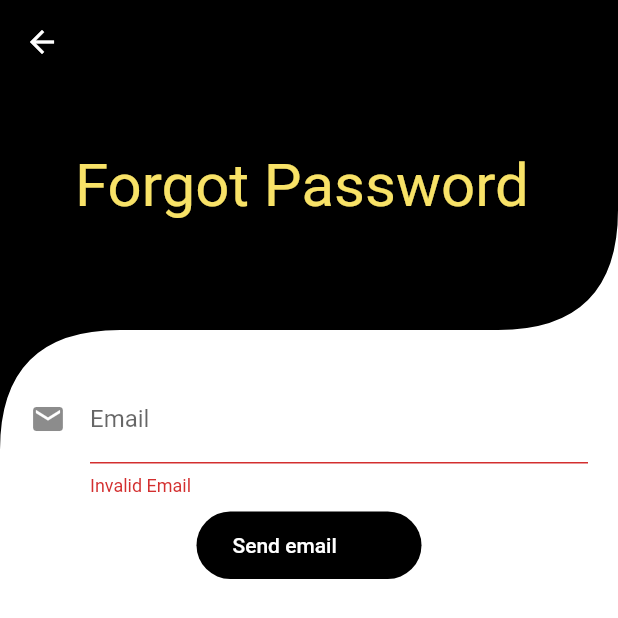
After one commit to debruin09/we-track, a Flutter app: the screen it shows after launch, after a tap on "Forgot Password?", on a phone screen of 412 x 824 dp. The commit adds this screen. Shown: the top 618 px of the screen. Run offline on Flutter 3.47's test engine with Material 2 defaults, Android fonts, the phone set to English and light mode, and no system bars; our stand-ins replace bloc, cloud_firestore, equatable, firebase_auth, flutter_bloc, flutter_local_notifications and 1 more; accounts and stored records are empty.

Commit message:
added reset password & driver code

```diff
--- /dev/null
+++ b/lib/blocs/forgotPasswordBloc/forgotpassword_bloc.dart
@@ -0,0 +1,37 @@
+import 'dart:async';
+
+import 'package:bloc/bloc.dart';
+import 'package:equatable/equatable.dart';
+import 'package:we_track/repositories/user_repository.dart';
+
+part 'forgotpassword_event.dart';
+part 'forgotpassword_state.dart';
+
+class ForgotpasswordBloc
+    extends Bloc<ForgotpasswordEvent, ForgotpasswordState> {
+  final UserRepository _userRepository;
+
+  ForgotpasswordBloc({UserRepository userRepository})
+      : _userRepository = userRepository,
+        super(ForgotpasswordInitial());
+
+  @override
+  Stream<ForgotpasswordState> mapEventToState(
+    ForgotpasswordEvent event,
+  ) async* {
+    if (event is ForgotPasswordPressed) {
+      yield* _mapForgotPasswordPressedToState(email: event.email);
+    }
+  }
+
+  Stream<ForgotpasswordState> _mapForgotPasswordPressedToState(
+      {String email}) async* {
+    yield LoadingForgotPasswordState();
+    try {
+      await _userRepository.resetPassword(email);
+      yield ForgotPasswordSuccess();
+    } catch (e) {
+      yield ForgotPasswordFailure(message: e.toString());
+    }
+  }
+}
--- /dev/null
+++ b/lib/blocs/forgotPasswordBloc/forgotpassword_event.dart
@@ -0,0 +1,17 @@
+part of 'forgotpassword_bloc.dart';
+
+abstract class ForgotpasswordEvent extends Equatable {
+  const ForgotpasswordEvent();
+
+  @override
+  List<Object> get props => [];
+}
+
+class ForgotPasswordPressed extends ForgotpasswordEvent {
+  final String email;
+
+  ForgotPasswordPressed({this.email});
+
+  @override
+  List<Object> get props => [email];
+}
--- /dev/null
+++ b/lib/blocs/forgotPasswordBloc/forgotpassword_state.dart
@@ -0,0 +1,20 @@
+part of 'forgotpassword_bloc.dart';
+
+abstract class ForgotpasswordState extends Equatable {
+  const ForgotpasswordState();
+
+  @override
+  List<Object> get props => [];
+}
+
+class ForgotpasswordInitial extends ForgotpasswordState {}
+
+class LoadingForgotPasswordState extends ForgotpasswordState {}
+
+class ForgotPasswordSuccess extends ForgotpasswordState {}
+
+class ForgotPasswordFailure extends ForgotpasswordState {
+  final String message;
+
+  ForgotPasswordFailure({this.message});
+}
--- a/lib/main.dart
+++ b/lib/main.dart
@@ -19,6 +19,7 @@ void main() {
 
   /// This is the dependancy injection locator that needs to be set up
   setupLocator();
+
 
   ///This will start the app]
   ///When the app starts it will call the authentication bloc which will add the authentication started event
--- a/lib/models/user.dart
+++ b/lib/models/user.dart
@@ -28,7 +28,7 @@ class User {
 
   @override
   String toString() {
-    return 'User(email: $email, password: $password, username: $username, uid: $uid, route: $route, type: $type)';
+    return 'User(email: $email, password: $password, username: $username, uid: $uid, route: $route, type: $type,)';
   }
 
   factory User.fromMap(Map<String, dynamic> map) {
--- a/lib/repositories/firestore_service.dart
+++ b/lib/repositories/firestore_service.dart
@@ -69,7 +69,6 @@ class FirestoreService {
 
   /// When a user is created in the database
   /// all this does is fetch that users data from that database
-  @override
   Future getUser(String uid) async {
     try {
       final userData = await userCollection.document(uid).get();
--- a/lib/repositories/user_repository.dart
+++ b/lib/repositories/user_repository.dart
@@ -38,6 +38,11 @@ class UserRepository {
     );
   }
 
+  /// Reset the users password by sending a email to the email
+  Future<void> resetPassword(String email) async {
+    await _firebaseAuth.sendPasswordResetEmail(email: email);
+  }
+
   /// This will log the user out
   Future<void> signOut() async {
     return Future.wait([_firebaseAuth.signOut()]);
--- /dev/null
+++ b/lib/screens/forgot_password_screen.dart
@@ -0,0 +1,132 @@
+import 'package:flutter/material.dart';
+import 'package:flutter_bloc/flutter_bloc.dart';
+import 'package:we_track/blocs/forgotPasswordBloc/forgotpassword_bloc.dart';
+import 'package:we_track/blocs/login_bloc/login_bloc.dart';
+import 'package:we_track/blocs/login_bloc/login_event.dart';
+import 'package:we_track/blocs/login_bloc/login_state.dart';
+import 'package:we_track/repositories/user_repository.dart';
+import 'package:we_track/screens/login/login_screen.dart';
+import 'package:we_track/shared/themes.dart/themes.dart';
+import 'package:we_track/utils/validators.dart';
+import 'package:we_track/widgets/curved_widget.dart';
+import 'package:we_track/widgets/gradient_button.dart';
+
+class ForgotPasswordScreen extends StatelessWidget {
+  final UserRepository _userRepository;
+
+  const ForgotPasswordScreen({Key key, UserRepository userRepository})
+      : _userRepository = userRepository,
+        super(key: key);
+
+  @override
+  Widget build(BuildContext context) {
+    return Scaffold(
+      extendBodyBehindAppBar: true,
+      appBar: AppBar(
+        elevation: 0,
+        backgroundColor: Colors.transparent,
+      ),
+      body: BlocProvider<ForgotpasswordBloc>(
+        create: (context) =>
+            ForgotpasswordBloc(userRepository: _userRepository),
+        child: Container(
+          height: double.infinity,
+          decoration: BoxDecoration(
+            color: tertiaryColor,
+          ),
+          child: SingleChildScrollView(
+            child: Stack(
+              children: <Widget>[
+                CurvedWidget(
+                  child: Container(
+                    padding: const EdgeInsets.only(top: 100, left: 50),
+                    width: double.infinity,
+                    height: 300,
+                    decoration: BoxDecoration(
+                      color: secondaryColor,
+                    ),
+                    child: Text(
+                      'Forgot Password',
+                      style: TextStyle(fontSize: 40, color: primaryColor),
+                    ),
+                  ),
+                ),
+                Container(
+                    margin: const EdgeInsets.only(top: 230),
+                    child: ForgotPasswordForm())
+              ],
+            ),
+          ),
+        ),
+      ),
+    );
+  }
+}
+
+class ForgotPasswordForm extends StatefulWidget {
+  @override
+  _ForgotPasswordFormState createState() => _ForgotPasswordFormState();
+}
+
+class _ForgotPasswordFormState extends State<ForgotPasswordForm> {
+  final _emailController = TextEditingController();
+  @override
+  Widget build(BuildContext context) {
+    return BlocBuilder<ForgotpasswordBloc, ForgotpasswordState>(
+      builder: (context, state) {
+        if (state is ForgotpasswordInitial) {
+          return Padding(
+            padding: const EdgeInsets.all(20.0),
+            child: Form(
+              child: Column(
+                children: <Widget>[
+                  TextFormField(
+                    controller: _emailController,
+                    decoration: InputDecoration(
+                      icon: Icon(Icons.email),
+                      labelText: "Email",
+                    ),
+                    keyboardType: TextInputType.emailAddress,
+                    autovalidate: true,
+                    autocorrect: false,
+                    validator: (email) {
+                      return !Validators.isValidEmail(email)
+                          ? 'Invalid Email'
+                          : null;
+                    },
+                  ),
+                  SizedBox(
+                    height: 10,
+                  ),
+                  CustomButton(
+                    width: 150,
+                    height: 45,
+                    onPressed: () {
+                      BlocProvider.of<ForgotpasswordBloc>(context).add(
+                          ForgotPasswordPressed(email: _emailController.text));
+                    },
+                    text: Text(
+                      'Send email',
+                      style: TextStyle(
+                        color: Colors.white,
+                      ),
+                    ),
+                  ),
+                ],
+              ),
+            ),
+          );
+        } else if (state is LoadingForgotPasswordState) {
+          return Center(child: CircularProgressIndicator());
+        } else if (state is ForgotPasswordSuccess) {
+          WidgetsBinding.instance.addPostFrameCallback((_) {
+            Navigator.of(context).pop();
+          });
+        } else if (state is ForgotPasswordFailure) {
+          return Center(child: Text('${state.message}'));
+        }
+        return Container();
+      },
+    );
+  }
+}
--- a/lib/screens/login/login_form.dart
+++ b/lib/screens/login/login_form.dart
@@ -4,6 +4,7 @@ import 'package:we_track/blocs/login_bloc/login_bloc.dart';
 import 'package:we_track/blocs/login_bloc/login_event.dart';
 import 'package:we_track/blocs/login_bloc/login_state.dart';
 import 'package:we_track/repositories/user_repository.dart';
+import 'package:we_track/screens/forgot_password_screen.dart';
 import 'package:we_track/screens/register/register_screen.dart';
 import 'package:we_track/shared/themes.dart/themes.dart';
 import 'package:we_track/widgets/gradient_button.dart';
@@ -161,6 +162,23 @@ class _LoginFormState extends State<LoginForm> {
                       ),
                     ),
                   ),
+                  SizedBox(height: 10.0),
+                  GestureDetector(
+                    onTap: () {
+                      Navigator.push(
+                          context,
+                          MaterialPageRoute(
+                              builder: (context) => ForgotPasswordScreen(
+                                    userRepository: widget._userRepository,
+                                  )));
+                    },
+                    child: Text(
+                      'Forgot Password?',
+                      style: TextStyle(
+                        color: Colors.redAccent,
+                      ),
+                    ),
+                  ),
                 ],
               ),
             ),
```
Also changed, not shown: lib/screens/register/register_form.dart (+26 -1 lines), lib/utils/validators.dart (+17 -0 lines), pubspec.lock.
